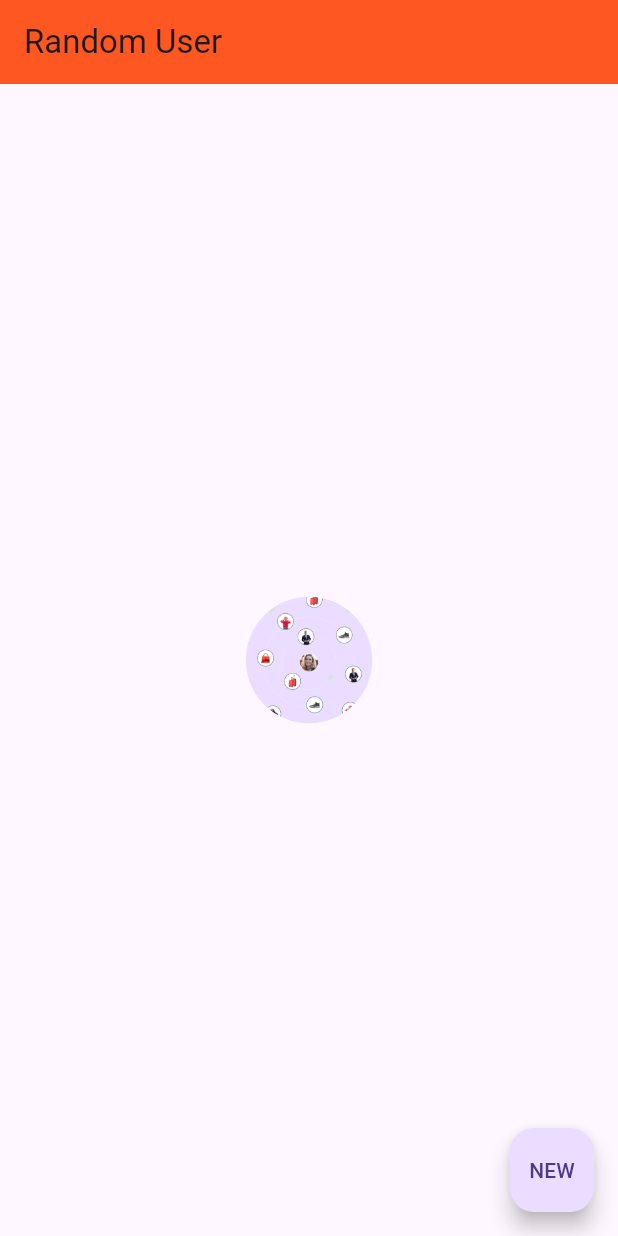
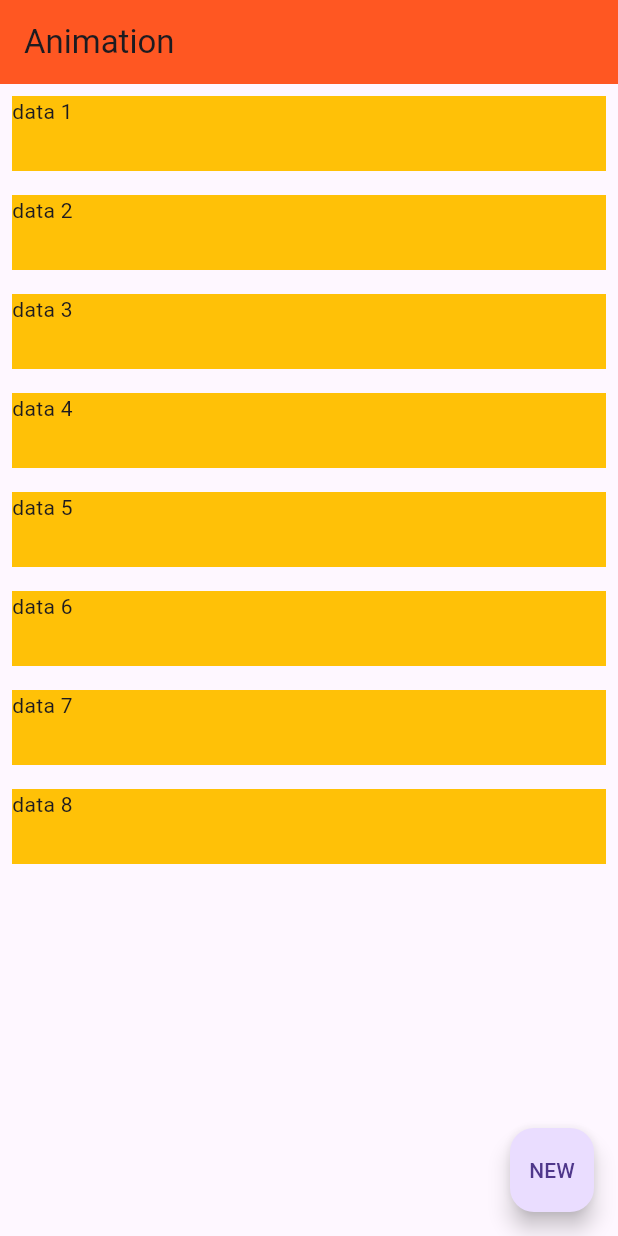
Before and after one commit to themayankprajapat/flutter_tutorial, a Flutter app: the screen it shows after launch, after a tap on "NEW", on a phone screen of 412 x 824 dp. Run offline on Flutter 3.47's test engine with Material 2 defaults, Android fonts, the phone set to English and light mode, and no system bars; our stand-ins replace cloud_firestore, firebase_auth, firebase_core, flutter_riverpod, google_sign_in, hive and 5 more; missing offline and left inert: linked_scroll_controller; accounts and stored records are empty.

Commit message:
tweens and staggered animations

```diff
--- a/lib/main.dart
+++ b/lib/main.dart
@@ -1,7 +1,7 @@
 import 'package:firebase_core/firebase_core.dart';
 import 'package:flutter/material.dart';
 import 'package:flutter_riverpod/flutter_riverpod.dart';
-import 'package:flutter_tutorial/screens/random_user_screen.dart';
+import 'package:flutter_tutorial/screens/animation_screen.dart';
 import 'package:flutter_tutorial/utils/firebase_options.dart';
 import 'package:flutter_tutorial/hive/hive_db.dart';
 import 'package:flutter_tutorial/hive/todo.dart';
@@ -51,7 +51,7 @@ class MyApp extends StatelessWidget {
         //   seedColor: const Color.fromARGB(255, 124, 196, 255),
         // ),
       ),
-      home: const RandomUserScreen(),
+      home: const AnimationScreen(),
     );
   }
 }
--- /dev/null
+++ b/lib/screens/animation_screen.dart
@@ -0,0 +1,158 @@
+import 'package:flutter/material.dart';
+import 'package:flutter_riverpod/flutter_riverpod.dart';
+
+class AnimationScreen extends ConsumerStatefulWidget {
+  const AnimationScreen({super.key});
+
+  @override
+  ConsumerState<AnimationScreen> createState() => _AnimationScreenState();
+}
+
+class _AnimationScreenState extends ConsumerState<AnimationScreen>
+    with TickerProviderStateMixin {
+  bool isLoading = true;
+
+  late String myValue;
+
+  late AnimationController controller;
+  // late Animation<Color?> _colorAnimation;
+  // late Animation<double> _sizeAnimation;
+
+  bool like = false;
+  int counter = 0;
+
+  @override
+  void initState() {
+    controller = AnimationController(
+      vsync: this,
+      duration: const Duration(seconds: 1),
+    )..forward();
+
+    // final curve = CurvedAnimation(
+    //     parent: controller,
+    //     curve: const Interval(0.0, 0.5, curve: Curves.easeInOut));
+    // _colorAnimation =
+    //     ColorTween(begin: Colors.grey, end: Colors.red).animate(curve);
+
+    // _sizeAnimation = TweenSequence<double>([
+    //   TweenSequenceItem(tween: Tween<double>(begin: 50, end: 70), weight: 50),
+    //   TweenSequenceItem(tween: Tween<double>(begin: 70, end: 50), weight: 100),
+    // ]).animate(curve);
+
+    // _sizeAnimation = Tween<double>(begin: 50, end: 70).animate(CurvedAnimation(
+    //     parent: controller,
+    //     curve: const Interval(0.6, 1.0, curve: Curves.easeInOut)));
+
+    // controller.addListener(() {
+    //   log(_colorAnimation.value.toString(), name: 'listner');
+    // });
+    // controller.addStatusListener((status) {
+    //   if (status == AnimationStatus.completed) {
+    //     like = true;
+    //     setState(() {});
+    //   } else if (status == AnimationStatus.dismissed) {
+    //     like = false;
+    //     setState(() {});
+    //   }
+    // });
+    super.initState();
+    _loadItems();
+  }
+
+  final _fetchedItems = [1, 2, 3, 4, 5, 6, 7];
+
+  Future<void> _loadItems() async {
+    for (int item in _fetchedItems) {
+      // 1) Wait for one second
+      await Future.delayed(const Duration(milliseconds: 100));
+      // 2) Adding data to actual variable that holds the item.
+      _items.add(item);
+      // 3) Telling animated list to start animation
+      listKey.currentState?.insertItem(_items.length - 1);
+    }
+  }
+
+  List<int> _items = [];
+  final listKey = GlobalKey<AnimatedListState>();
+
+  @override
+  void dispose() {
+    controller.dispose();
+    super.dispose();
+  }
+
+  @override
+  Widget build(BuildContext context) {
+    return Scaffold(
+        appBar: AppBar(title: const Text('Animation')),
+        floatingActionButton: FloatingActionButton(
+          onPressed: () {
+            listKey.currentState?.insertItem(_items.length,
+                duration: const Duration(milliseconds: 100));
+            _items = [..._items, counter++];
+            setState(() {});
+            // controller.stop();
+          },
+          child: const Text('NEW'),
+        ),
+        body: AnimatedList(
+          key: listKey,
+          initialItemCount: _items.length,
+          itemBuilder: (context, index, animation) {
+            return Padding(
+              padding: const EdgeInsets.all(8.0),
+              child: SlideTransition(
+                position: Tween<Offset>(
+                        begin: const Offset(1, 0), end: const Offset(0, 0))
+                    .animate(animation),
+                child: Container(
+                  width: 400,
+                  height: 50,
+                  color: Colors.amber,
+                  child: Text('data ${index + 1}'),
+                ),
+              ),
+            );
+          },
+        )
+
+        //  Column(
+        //   mainAxisAlignment: MainAxisAlignment.center,
+        //   children: [
+        //     Center(
+        //       child: Column(
+        //         crossAxisAlignment: CrossAxisAlignment.center,
+        //         mainAxisAlignment: MainAxisAlignment.center,
+        //         children: [
+        //           // ScaleTransition(
+        //           //   scale: _animation,
+        //           //   child: const CircleAvatar(
+        //           //     radius: 100,
+        //           //     backgroundImage: AssetImage(Images.login),
+        //           //   ),
+        //           // ),
+
+        //           AnimatedBuilder(
+        //             animation: _colorAnimation,
+        //             builder: (BuildContext context, Widget? child) {
+        //               return IconButton(
+        //                 onPressed: () {
+        //                   like ? controller.reverse() : controller.forward();
+        //                 },
+        //                 icon: Icon(
+        //                   Icons.favorite,
+        //                   color: _colorAnimation.value,
+        //                   size: _sizeAnimation.value,
+        //                 ),
+        //               );
+        //             },
+        //           ),
+        //         ],
+        //       ),
+        //     ),
+        //   ],
+        // ),
+
+        );
+  }
+}
```
